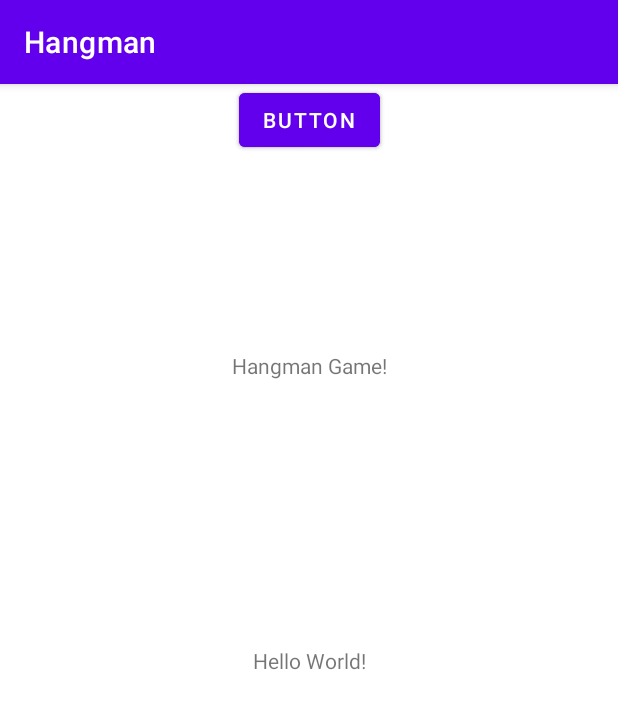
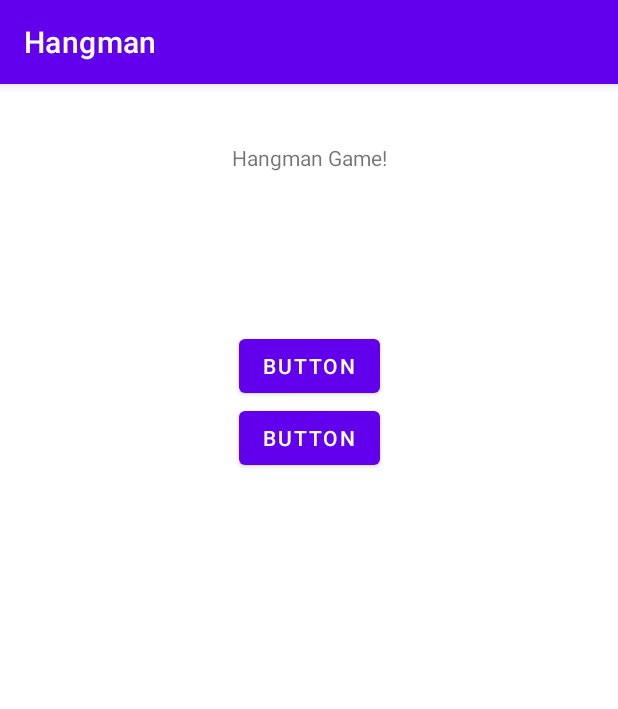
Before and after one commit to ehildingg/Hangman-Game-, an Android app: the screen it shows after launch (MainActivity), on a phone screen of 412 x 824 dp. Shown: the top 709 px of the screen. Run offline under Robolectric (Android 15) with nearby library versions, the phone set to English and light mode, and no system bars.

Commit message:
Made basic Layout on Activity_main.xml

```diff
--- a/app/src/main/res/layout/activity_main.xml
+++ b/app/src/main/res/layout/activity_main.xml
@@ -7,21 +7,11 @@
     tools:context=".MainActivity">
 
     <TextView
-        android:id="@+id/textView2"
-        android:layout_width="wrap_content"
-        android:layout_height="wrap_content"
-        android:text="Hello World!"
-        app:layout_constraintBottom_toBottomOf="parent"
-        app:layout_constraintLeft_toLeftOf="parent"
-        app:layout_constraintRight_toRightOf="parent"
-        app:layout_constraintTop_toTopOf="parent" />
-
-    <TextView
         android:id="@+id/textView"
         android:layout_width="wrap_content"
         android:layout_height="wrap_content"
         android:text="@string/title"
-        app:layout_constraintBottom_toTopOf="@+id/textView2"
+        app:layout_constraintBottom_toTopOf="@+id/guideline4"
         app:layout_constraintEnd_toEndOf="parent"
         app:layout_constraintStart_toStartOf="parent"
         app:layout_constraintTop_toTopOf="parent" />
@@ -31,17 +21,35 @@
         android:layout_width="wrap_content"
         android:layout_height="wrap_content"
         android:text="Button"
+        app:layout_constraintBottom_toTopOf="@+id/button2"
         app:layout_constraintEnd_toEndOf="parent"
         app:layout_constraintStart_toStartOf="parent"
-        tools:layout_editor_absoluteY="215dp" />
+        app:layout_constraintTop_toBottomOf="@+id/textView"
+        app:layout_constraintVertical_chainStyle="packed" />
 
     <Button
         android:id="@+id/button2"
         android:layout_width="wrap_content"
         android:layout_height="wrap_content"
         android:text="Button"
+        app:layout_constraintBottom_toTopOf="@+id/guideline3"
         app:layout_constraintEnd_toEndOf="parent"
+        app:layout_constraintHorizontal_bias="0.5"
         app:layout_constraintStart_toStartOf="parent"
-        tools:layout_editor_absoluteY="287dp" />
+        app:layout_constraintTop_toBottomOf="@+id/button" />
+
+    <androidx.constraintlayout.widget.Guideline
+        android:id="@+id/guideline3"
+        android:layout_width="wrap_content"
+        android:layout_height="wrap_content"
+        android:orientation="horizontal"
+        app:layout_constraintGuide_begin="365dp" />
+
+    <androidx.constraintlayout.widget.Guideline
+        android:id="@+id/guideline4"
+        android:layout_width="wrap_content"
+        android:layout_height="wrap_content"
+        android:orientation="horizontal"
+        app:layout_constraintGuide_begin="98dp" />
 
 </androidx.constraintlayout.widget.ConstraintLayout>
```
